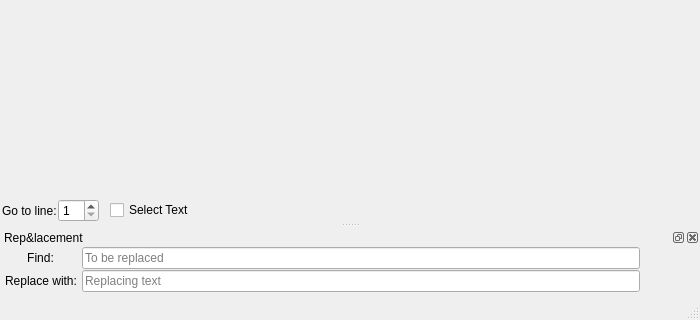
Before: the Qt Designer form featherpad/fp.ui in vecnathewhisperd0/FeatherPad, drawn with Qt 5; both pictures show x 0 to 700 and y 180 to 500 of the 700 by 500 pixel window.
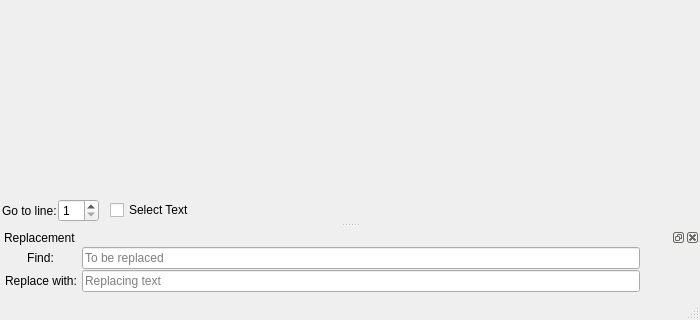
After: the same form once the commit is applied. Custom widgets are drawn as their Qt base class.

Commit message: Removed redundant ampersand from replacement widget title

The edit to the form file:
```diff
--- a/featherpad/fp.ui
+++ b/featherpad/fp.ui
@@ -338,7 +338,7 @@
     <set>Qt::BottomDockWidgetArea|Qt::TopDockWidgetArea</set>
    </property>
    <property name="windowTitle">
-    <string>Rep&amp;lacement</string>
+    <string>Replacement</string>
    </property>
    <attribute name="dockWidgetArea">
     <number>8</number>
```
The commit also changes 32 other files.
